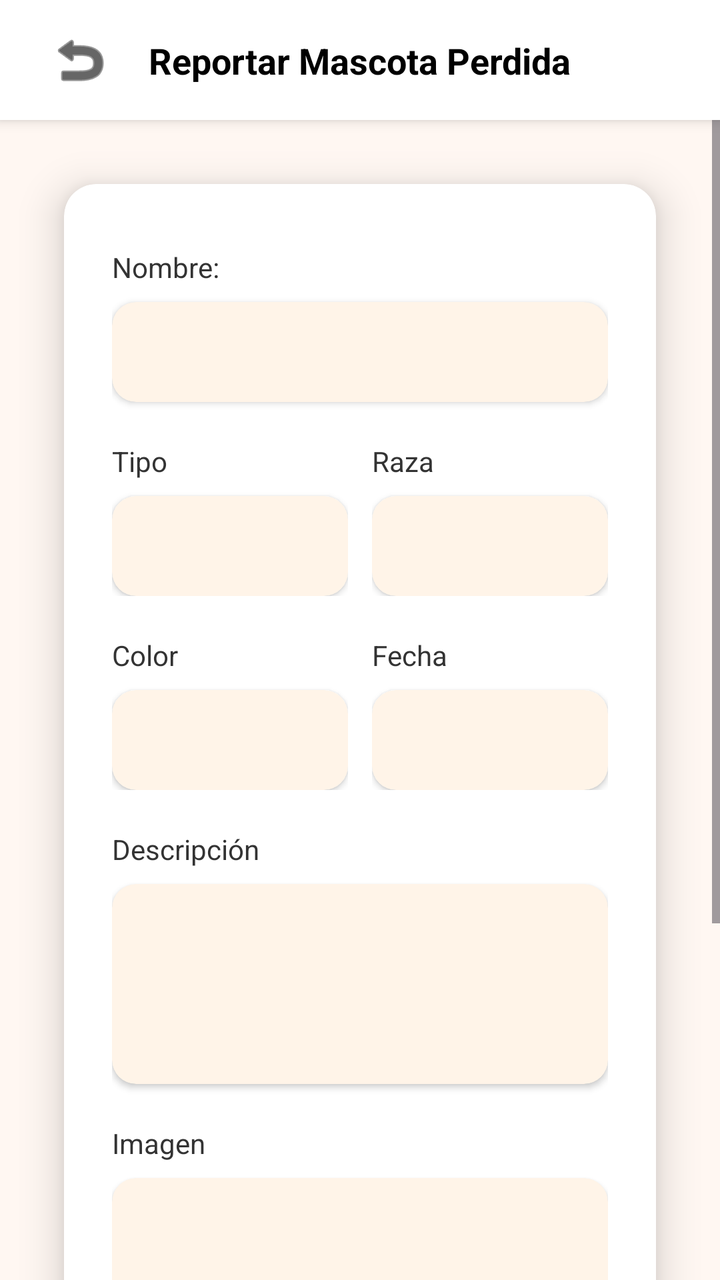
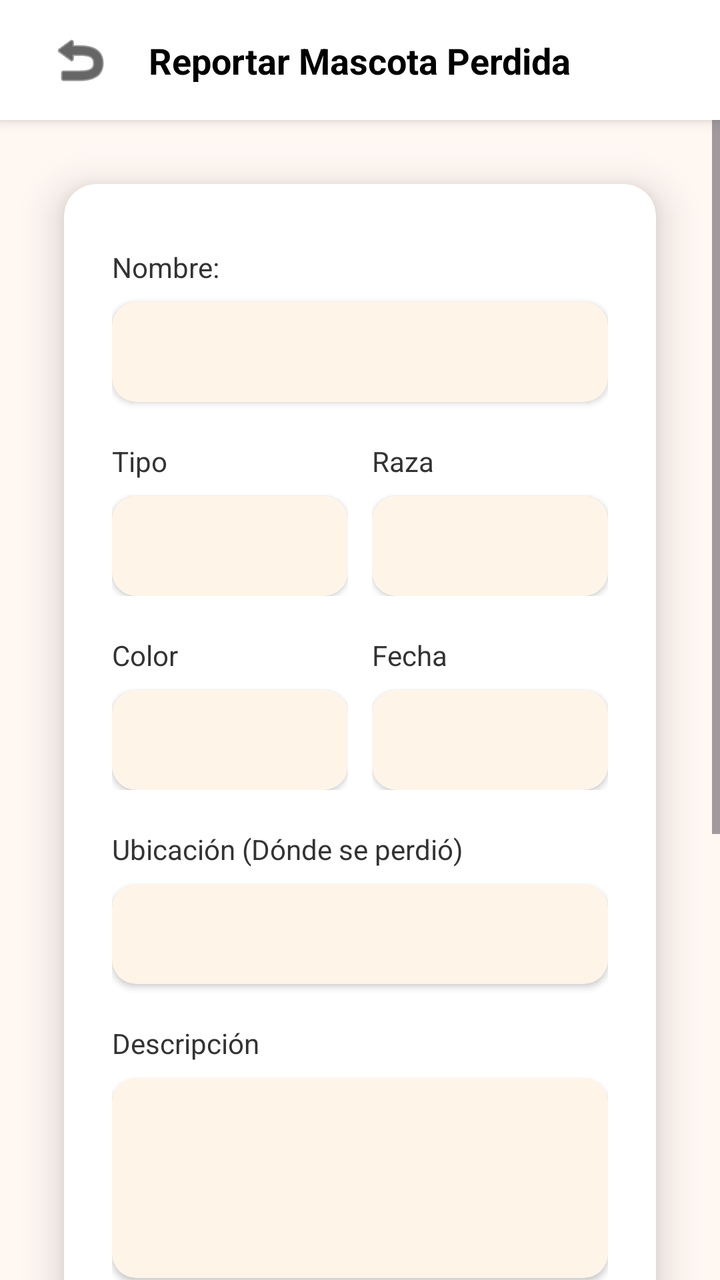

The first picture is an Android layout as it rendered before a commit; the second is the same layout after the commit. The layout source and the unified diff follow.
<!-- AndroidManifest.xml: application theme Theme.Mascotas -->
<!-- res/layout/activity_reportar_mascotas.xml -->
<?xml version="1.0" encoding="utf-8"?>
<androidx.constraintlayout.widget.ConstraintLayout
    xmlns:android="http://schemas.android.com/apk/res/android"
    xmlns:app="http://schemas.android.com/apk/res-auto"
    android:layout_width="match_parent"
    android:layout_height="match_parent"
    android:background="#FFF7F2"> <androidx.constraintlayout.widget.ConstraintLayout
    android:id="@+id/headerBar"
    android:layout_width="match_parent"
    android:layout_height="60dp"
    android:background="#FFFFFF"
    android:elevation="4dp"
    app:layout_constraintTop_toTopOf="parent">

    <ImageView
        android:id="@+id/ivBack"
        android:layout_width="32dp"
        android:layout_height="32dp"
        android:layout_marginStart="24dp"
        android:src="@android:drawable/ic_menu_revert"
        app:tint="#000000"
        app:layout_constraintBottom_toBottomOf="parent"
        app:layout_constraintStart_toStartOf="parent"
        app:layout_constraintTop_toTopOf="parent" />

    <TextView
        android:id="@+id/tvHeaderTitle"
        android:layout_width="wrap_content"
        android:layout_height="wrap_content"
        android:text="Reportar Mascota Perdida"
        android:textColor="#000000"
        android:textSize="18sp"
        android:textStyle="bold"
        app:layout_constraintBottom_toBottomOf="parent"
        app:layout_constraintEnd_toEndOf="parent"
        app:layout_constraintStart_toStartOf="parent"
        app:layout_constraintTop_toTopOf="parent" />
</androidx.constraintlayout.widget.ConstraintLayout>

    <ScrollView
        android:layout_width="match_parent"
        android:layout_height="0dp"
        android:fillViewport="true"
        android:clipToPadding="false"
        android:paddingBottom="40dp"
        app:layout_constraintBottom_toBottomOf="parent"
        app:layout_constraintTop_toBottomOf="@id/headerBar">

        <androidx.constraintlayout.widget.ConstraintLayout
            android:layout_width="match_parent"
            android:layout_height="wrap_content">

            <com.google.android.material.card.MaterialCardView
                android:layout_width="match_parent"
                android:layout_height="wrap_content"
                android:layout_marginHorizontal="32dp"
                android:layout_marginVertical="32dp"
                app:cardBackgroundColor="#FFFFFF"
                app:cardCornerRadius="16dp"
                app:cardElevation="12dp"
                app:strokeWidth="0dp"
                app:layout_constraintBottom_toBottomOf="parent"
                app:layout_constraintEnd_toEndOf="parent"
                app:layout_constraintStart_toStartOf="parent"
                app:layout_constraintTop_toTopOf="parent">

                <LinearLayout
                    android:layout_width="match_parent"
                    android:layout_height="wrap_content"
                    android:orientation="vertical"
                    android:paddingHorizontal="24dp"
                    android:paddingVertical="32dp">

                    <TextView
                        android:layout_width="wrap_content"
                        android:layout_height="wrap_content"
                        android:text="Nombre:"
                        android:textColor="#333333"
                        android:textSize="14sp"
                        android:layout_marginBottom="8dp" />
                    <com.google.android.material.card.MaterialCardView
                        android:layout_width="match_parent"
                        android:layout_height="50dp"
                        android:layout_marginBottom="20dp"
                        app:cardBackgroundColor="#FFF4E8"
                        app:cardCornerRadius="12dp"
                        app:cardElevation="2dp"
                        app:strokeWidth="0dp">
                        <EditText
                            android:id="@+id/etNombreMascota"
                            android:layout_width="match_parent"
                            android:layout_height="match_parent"
                            android:background="@null"
                            android:paddingHorizontal="16dp"
                            android:inputType="textPersonName" />
                    </com.google.android.material.card.MaterialCardView>

                    <LinearLayout
                        android:layout_width="match_parent"
                        android:layout_height="wrap_content"
                        android:orientation="horizontal"
                        android:layout_marginBottom="20dp"
                        android:baselineAligned="false">

                        <LinearLayout
                            android:layout_width="0dp"
                            android:layout_height="wrap_content"
                            android:layout_weight="1"
                            android:orientation="vertical"
                            android:layout_marginEnd="12dp">
                            <TextView
                                android:layout_width="wrap_content"
                                android:layout_height="wrap_content"
                                android:text="Tipo"
                                android:textColor="#333333"
                                android:textSize="14sp"
                                android:layout_marginBottom="8dp" />
                            <com.google.android.material.card.MaterialCardView
                                android:layout_width="match_parent"
                                android:layout_height="50dp"
                                app:cardBackgroundColor="#FFF4E8"
                                app:cardCornerRadius="12dp"
                                app:cardElevation="2dp"
                                app:strokeWidth="0dp">
                                <EditText
                                    android:id="@+id/etTipo"
                                    android:layout_width="match_parent"
                                    android:layout_height="match_parent"
                                    android:background="@null"
                                    android:paddingHorizontal="16dp"
                                    android:inputType="text" />
                            </com.google.android.material.card.MaterialCardView>
                        </LinearLayout>

                        <LinearLayout
                            android:layout_width="0dp"
                            android:layout_height="wrap_content"
                            android:layout_weight="1"
                            android:orientation="vertical">
                            <TextView
                                android:layout_width="wrap_content"
                                android:layout_height="wrap_content"
                                android:text="Raza"
                                android:textColor="#333333"
                                android:textSize="14sp"
                                android:layout_marginBottom="8dp" />
                            <com.google.android.material.card.MaterialCardView
                                android:layout_width="match_parent"
                                android:layout_height="50dp"
                                app:cardBackgroundColor="#FFF4E8"
                                app:cardCornerRadius="12dp"
                                app:cardElevation="2dp"
                                app:strokeWidth="0dp">
                                <EditText
                                    android:id="@+id/etRaza"
                                    android:layout_width="match_parent"
                                    android:layout_height="match_parent"
                                    android:background="@null"
                                    android:paddingHorizontal="16dp"
                                    android:inputType="text" />
                            </com.google.android.material.card.MaterialCardView>
                        </LinearLayout>
                    </LinearLayout>

                    <LinearLayout
                        android:layout_width="match_parent"
                        android:layout_height="wrap_content"
                        android:orientation="horizontal"
                        android:layout_marginBottom="20dp"
                        android:baselineAligned="false">

                        <LinearLayout
                            android:layout_width="0dp"
                            android:layout_height="wrap_content"
                            android:layout_weight="1"
                            android:orientation="vertical"
                            android:layout_marginEnd="12dp">
                            <TextView
                                android:layout_width="wrap_content"
                                android:layout_height="wrap_content"
                                android:text="Color"
                                android:textColor="#333333"
                                android:textSize="14sp"
                                android:layout_marginBottom="8dp" />
                            <com.google.android.material.card.MaterialCardView
                                android:layout_width="match_parent"
                                android:layout_height="50dp"
                                app:cardBackgroundColor="#FFF4E8"
                                app:cardCornerRadius="12dp"
                                app:cardElevation="2dp"
                                app:strokeWidth="0dp">
                                <EditText
                                    android:id="@+id/etColor"
                                    android:layout_width="match_parent"
                                    android:layout_height="match_parent"
                                    android:background="@null"
                                    android:paddingHorizontal="16dp"
                                    android:inputType="text" />
                            </com.google.android.material.card.MaterialCardView>
                        </LinearLayout>

                        <LinearLayout
                            android:layout_width="0dp"
                            android:layout_height="wrap_content"
                            android:layout_weight="1"
                            android:orientation="vertical">
                            <TextView
                                android:layout_width="wrap_content"
                                android:layout_height="wrap_content"
                                android:text="Fecha"
                                android:textColor="#333333"
                                android:textSize="14sp"
                                android:layout_marginBottom="8dp" />
                            <com.google.android.material.card.MaterialCardView
                                android:layout_width="match_parent"
                                android:layout_height="50dp"
                                app:cardBackgroundColor="#FFF4E8"
                                app:cardCornerRadius="12dp"
                                app:cardElevation="2dp"
                                app:strokeWidth="0dp">
                                <EditText
                                    android:id="@+id/etFecha"
                                    android:layout_width="match_parent"
                                    android:layout_height="match_parent"
                                    android:background="@null"
                                    android:paddingHorizontal="16dp"
                                    android:inputType="date" />
                            </com.google.android.material.card.MaterialCardView>
                        </LinearLayout>
                    </LinearLayout>

                    <TextView
                        android:layout_width="wrap_content"
                        android:layout_height="wrap_content"
                        android:text="Descripción"
                        android:textColor="#333333"
                        android:textSize="14sp"
                        android:layout_marginBottom="8dp" />
                    <com.google.android.material.card.MaterialCardView
                        android:layout_width="match_parent"
                        android:layout_height="100dp"
                        android:layout_marginBottom="20dp"
                        app:cardBackgroundColor="#FFF4E8"
                        app:cardCornerRadius="12dp"
                        app:cardElevation="2dp"
                        app:strokeWidth="0dp">
                        <EditText
                            android:id="@+id/etDescripcion"
                            android:layout_width="match_parent"
                            android:layout_height="match_parent"
                            android:background="@null"
                            android:padding="16dp"
                            android:gravity="top|start"
                            android:inputType="textMultiLine" />
                    </com.google.android.material.card.MaterialCardView>

                    <TextView
                        android:layout_width="wrap_content"
                        android:layout_height="wrap_content"
                        android:text="Imagen"
                        android:textColor="#333333"
                        android:textSize="14sp"
                        android:layout_marginBottom="8dp" />
                    <com.google.android.material.card.MaterialCardView
                        android:id="@+id/cvSubirImagen"
                        android:layout_width="match_parent"
                        android:layout_height="100dp"
                        android:layout_marginBottom="32dp"
                        app:cardBackgroundColor="#FFF4E8"
                        app:cardCornerRadius="12dp"
                        app:cardElevation="2dp"
                        app:strokeWidth="0dp">
                        <ImageView
                            android:id="@+id/ivPreview"
                            android:layout_width="match_parent"
                            android:layout_height="match_parent"
                            android:scaleType="centerCrop" />
                    </com.google.android.material.card.MaterialCardView>

                    <com.google.android.material.button.MaterialButton
                        android:id="@+id/btnPublicar"
                        android:layout_width="160dp"
                        android:layout_height="55dp"
                        android:layout_gravity="center_horizontal"
                        android:text="Publicar"
                        android:textAllCaps="false"
                        android:textSize="16sp"
                        android:textStyle="bold"
                        app:backgroundTint="#FF8C00"
                        app:cornerRadius="8dp" />

                </LinearLayout>
            </com.google.android.material.card.MaterialCardView>

        </androidx.constraintlayout.widget.ConstraintLayout>
    </ScrollView>

</androidx.constraintlayout.widget.ConstraintLayout>
<!-- resources referenced by this layout -->
<resources>
  <style name="Theme.Mascotas" parent="Base.Theme.Mascotas" />
  <style name="Base.Theme.Mascotas" parent="Theme.Material3.DayNight.NoActionBar">
          
          
      </style>
</resources>

<!-- the commit's change to res/layout/activity_reportar_mascotas.xml (unified diff, before → after) -->
@@ -228,6 +228,29 @@
                             </com.google.android.material.card.MaterialCardView>
                         </LinearLayout>
                     </LinearLayout>
+                    <TextView
+                        android:layout_width="wrap_content"
+                        android:layout_height="wrap_content"
+                        android:layout_marginBottom="8dp"
+                        android:text="Ubicación (Dónde se perdió)"
+                        android:textColor="#333333"
+                        android:textSize="14sp" />
+                    <com.google.android.material.card.MaterialCardView
+                        android:layout_width="match_parent"
+                        android:layout_height="50dp"
+                        android:layout_marginBottom="20dp"
+                        app:cardBackgroundColor="#FFF4E8"
+                        app:cardCornerRadius="12dp"
+                        app:cardElevation="2dp"
+                        app:strokeWidth="0dp">
+                        <EditText
+                            android:id="@+id/etUbicacion"
+                            android:layout_width="match_parent"
+                            android:layout_height="match_parent"
+                            android:background="@null"
+                            android:paddingHorizontal="16dp"
+                            android:inputType="textPostalAddress" />
+                    </com.google.android.material.card.MaterialCardView>
 
                     <TextView
                         android:layout_width="wrap_content"
